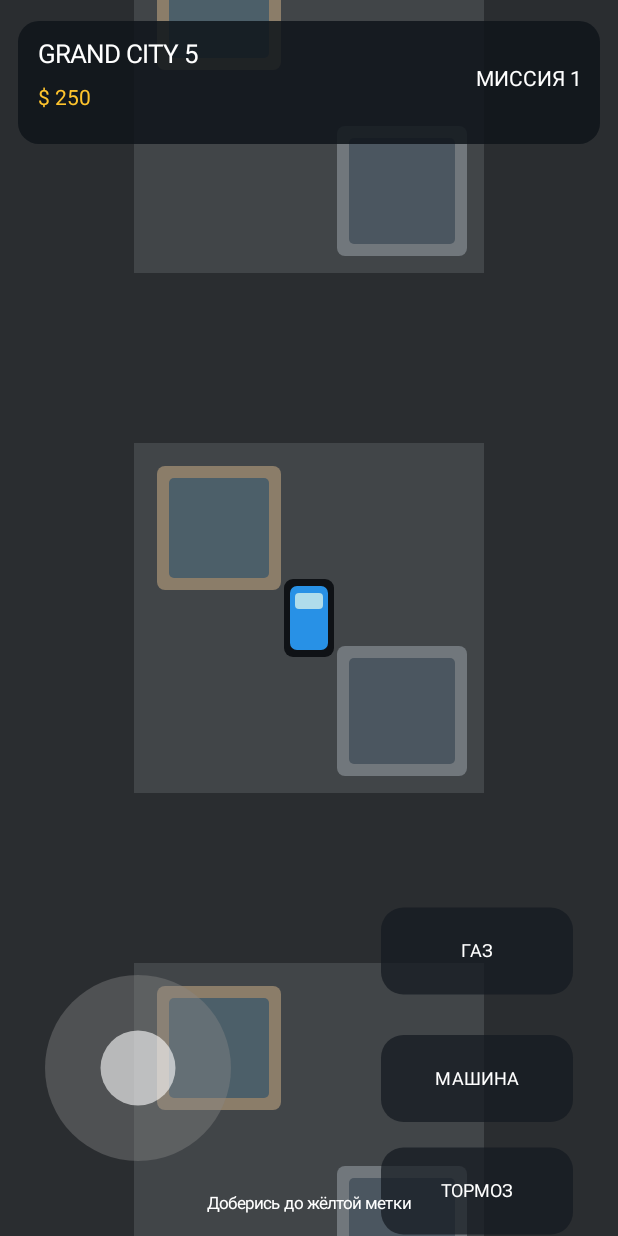
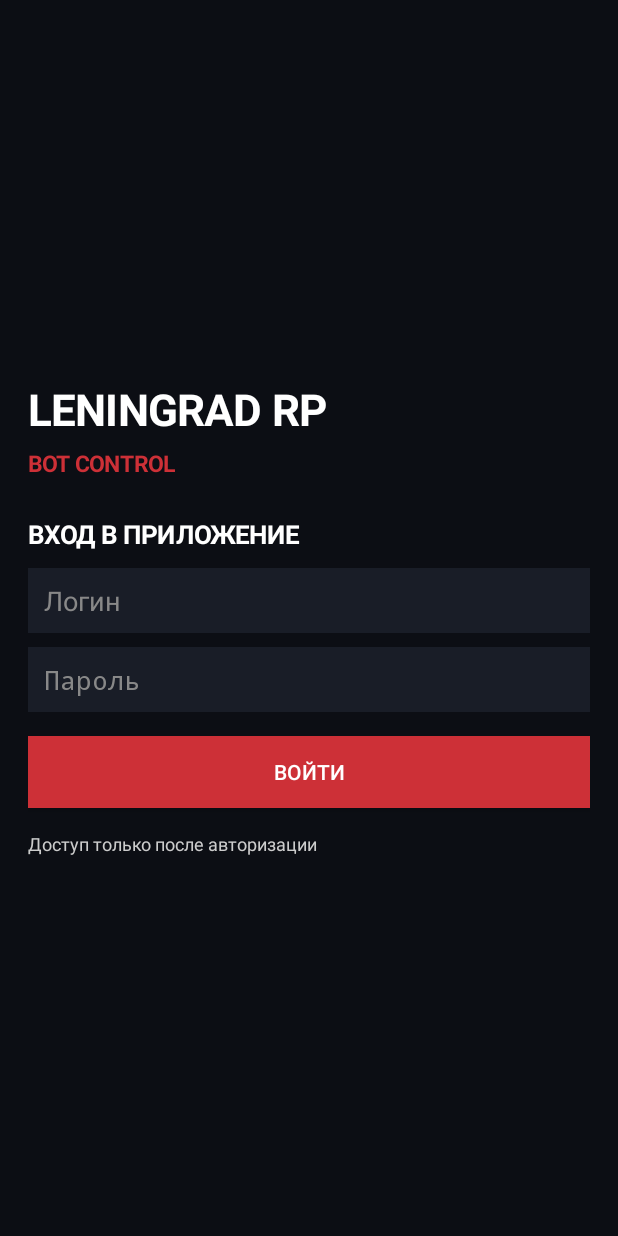
Before and after one commit to k21508811-crypto/LeningradRP_RP, an Android app: the screen it shows after launch (MainActivity), on a phone screen of 412 x 824 dp. Run offline under Robolectric (Android 15) with nearby library versions, the phone set to English and light mode, and no system bars.

Commit message:
Add login and bot activation dashboard

```diff
--- a/app/src/main/java/ru/leningrad/rp/MainActivity.kt
+++ b/app/src/main/java/ru/leningrad/rp/MainActivity.kt
@@ -1,90 +1,215 @@
 package ru.leningrad.rp
 
 import android.app.Activity
+import android.app.AlertDialog
+import android.content.Context
+import android.graphics.Color
+import android.graphics.Typeface
+import android.net.ConnectivityManager
+import android.net.NetworkCapabilities
 import android.os.Bundle
-import android.view.MotionEvent
 import android.view.View
-import android.graphics.Canvas
-import android.graphics.Color
-import android.graphics.Paint
-import kotlin.math.*
+import android.widget.*
+import org.json.JSONObject
+import java.net.HttpURLConnection
+import java.net.URL
+import java.security.MessageDigest
+import java.util.concurrent.Executors
 
 class MainActivity : Activity() {
+    private val worker = Executors.newSingleThreadExecutor()
+    private val bg = Color.rgb(12, 14, 20)
+    private val panel = Color.rgb(25, 29, 39)
+    private val red = Color.rgb(205, 48, 55)
+    private lateinit var status: TextView
+    private lateinit var bridgeInput: EditText
+    private lateinit var activateButton: Button
+
     override fun onCreate(savedInstanceState: Bundle?) {
         super.onCreate(savedInstanceState)
-        window.statusBarColor = Color.rgb(10,13,17)
-        window.navigationBarColor = Color.rgb(10,13,17)
-        window.decorView.systemUiVisibility = View.SYSTEM_UI_FLAG_FULLSCREEN or View.SYSTEM_UI_FLAG_HIDE_NAVIGATION or View.SYSTEM_UI_FLAG_IMMERSIVE_STICKY
-        setContentView(CityGameView(this))
+        window.statusBarColor = bg
+        window.navigationBarColor = bg
+        showLogin()
+    }
+
+    private fun showLogin() {
+        val root = LinearLayout(this).apply {
+            orientation = LinearLayout.VERTICAL
+            gravity = android.view.Gravity.CENTER
+            setPadding(28, 30, 28, 30)
+            setBackgroundColor(bg)
+        }
+        root.addView(label("LENINGRAD RP", 29, Color.WHITE, true))
+        root.addView(label("BOT CONTROL", 15, red, true))
+        root.addView(space(28))
+        root.addView(label("ВХОД В ПРИЛОЖЕНИЕ", 17, Color.WHITE, true))
+        root.addView(space(12))
+        val login = edit("Логин")
+        val password = edit("Пароль").apply {
+            inputType = android.text.InputType.TYPE_CLASS_TEXT or android.text.InputType.TYPE_TEXT_VARIATION_PASSWORD
+        }
+        root.addView(login, matchWrap())
+        root.addView(space(8))
+        root.addView(password, matchWrap())
+        root.addView(space(18))
+        root.addView(actionButton("ВОЙТИ", red) {
+            val userOk = login.text.toString().trim() == "NewBot"
+            val passOk = sha256(password.text.toString()) == PASSWORD_SHA256
+            if (userOk && passOk) showDashboard()
+            else {
+                password.text.clear()
+                Toast.makeText(this, "Неверный логин или пароль", Toast.LENGTH_SHORT).show()
+            }
+        })
+        root.addView(space(18))
+        root.addView(label("Доступ только после авторизации", 12, Color.LTGRAY))
+        setContentView(root)
+    }
+
+    private fun showDashboard() {
+        val root = LinearLayout(this).apply {
+            orientation = LinearLayout.VERTICAL
+            setPadding(22, 28, 22, 24)
+            setBackgroundColor(bg)
+        }
+        val scroll = ScrollView(this)
+        val content = LinearLayout(this).apply { orientation = LinearLayout.VERTICAL }
+        scroll.addView(content)
+        root.addView(scroll, LinearLayout.LayoutParams(-1, 0, 1f))
+        content.addView(label("LENINGRAD RP", 27, Color.WHITE, true))
+        content.addView(label("ПАНЕЛЬ УПРАВЛЕНИЯ DISCORD-БОТОМ", 13, red, true))
+        content.addView(space(22))
+        content.addView(label("СЕТЬ И ПОДКЛЮЧЕНИЕ", 17, Color.WHITE, true))
+        status = label("Нажмите «Активировать бота», чтобы проверить сеть телефона.", 14, Color.LTGRAY)
+        content.addView(status)
+        content.addView(space(14))
+        content.addView(label("HTTPS-адрес моста бота (если настроен)", 13, Color.LTGRAY))
+        bridgeInput = edit("https://ваш-домен.example")
+        bridgeInput.inputType = android.text.InputType.TYPE_CLASS_TEXT or android.text.InputType.TYPE_TEXT_VARIATION_URI
+        content.addView(bridgeInput, matchWrap())
+        content.addView(space(10))
+        activateButton = actionButton("АКТИВИРОВАТЬ БОТА", red) { activateBot() }
+        content.addView(activateButton)
+        content.addView(space(18))
+        content.addView(label("После проверки приложение покажет тип сети, локальный IP и публичный IP. Для реального соединения Discord-боту нужен HTTPS API-мост с маршрутом /activate.", 12, Color.rgb(155, 164, 180)))
+        content.addView(space(18))
+        content.addView(actionButton("ВЫЙТИ ИЗ АККАУНТА", Color.rgb(65, 70, 82)) { showLogin() })
+        setContentView(root)
+    }
+
+    private fun activateBot() {
+        activateButton.isEnabled = false
+        status.text = "Проверяем подключение к сети…"
+        val bridge = bridgeInput.text.toString().trim().trimEnd('/')
+        worker.execute {
+            val network = networkInfo()
+            val publicIp = fetchPublicIp()
+            val summary = "Тип сети: ${network.first}\nЛокальный IP: ${network.second}\nПубличный IP: ${publicIp ?: "не определён"}"
+            var message = summary
+            if (bridge.isEmpty()) {
+                message += "\n\nСеть обнаружена. Адрес HTTPS-моста не задан, поэтому бот пока не подключён."
+            } else if (!bridge.startsWith("https://")) {
+                message += "\n\nДля безопасности укажите HTTPS-адрес моста."
+            } else {
+                val response = postActivation(bridge, network.first, network.second, publicIp)
+                message += if (response == null) "\n\nНе удалось связаться с мостом бота. Проверьте адрес и доступность API."
+                else "\n\nОтвет моста: " + response.optString("message", response.toString())
+            }
+            runOnUiThread {
+                status.text = message
+                activateButton.isEnabled = true
+            }
+        }
+    }
+
+    private fun networkInfo(): Pair<String, String> {
+        val cm = getSystemService(Context.CONNECTIVITY_SERVICE) as ConnectivityManager
+        val net = cm.activeNetwork ?: return Pair("Нет подключения", "—")
+        val caps = cm.getNetworkCapabilities(net)
+        val type = when {
+            caps == null -> "Неизвестная сеть"
+            caps.hasTransport(NetworkCapabilities.TRANSPORT_WIFI) -> "Wi-Fi"
+            caps.hasTransport(NetworkCapabilities.TRANSPORT_CELLULAR) -> "Мобильный интернет"
+            caps.hasTransport(NetworkCapabilities.TRANSPORT_ETHERNET) -> "Ethernet"
+            else -> "Другая сеть"
+        }
+        val localIp = cm.getLinkProperties(net)?.linkAddresses
+            ?.mapNotNull { it.address.hostAddress }
+            ?.firstOrNull { it.contains('.') && !it.startsWith("127.") } ?: "не определён"
+        return Pair(type, localIp)
+    }
+
+    private fun fetchPublicIp(): String? = try {
+        val conn = (URL("https://api.ipify.org").openConnection() as HttpURLConnection).apply {
+            connectTimeout = 7000
+            readTimeout = 7000
+        }
+        val value = conn.inputStream.bufferedReader().use { it.readText().trim() }
+        conn.disconnect()
+        value.takeIf { it.length <= 64 }
+    } catch (_: Exception) { null }
+
+    private fun postActivation(base: String, type: String, localIp: String, publicIp: String?): JSONObject? = try {
+        val url = URL(base + "/activate")
+        val conn = (url.openConnection() as HttpURLConnection).apply {
+            requestMethod = "POST"
+            connectTimeout = 10000
+            readTimeout = 12000
+            doOutput = true
+            setRequestProperty("Content-Type", "application/json; charset=utf-8")
+        }
+        val body = JSONObject()
+            .put("network_type", type)
+            .put("local_ip", localIp)
+            .put("public_ip", publicIp ?: JSONObject.NULL)
+        conn.outputStream.use { it.write(body.toString().toByteArray(Charsets.UTF_8)) }
+        val stream = if (conn.responseCode in 200..299) conn.inputStream else conn.errorStream
+        val text = stream?.bufferedReader()?.use { it.readText() } ?: "{}"
+        conn.disconnect()
+        JSONObject(text)
+    } catch (_: Exception) { null }
+
+    private fun sha256(value: String): String {
+        val bytes = MessageDigest.getInstance("SHA-256").digest(value.toByteArray(Charsets.UTF_8))
+        return bytes.joinToString("") { "%02x".format(it) }
+    }
+
+    private fun edit(hintText: String) = EditText(this).apply {
+        hint = hintText
+        setSingleLine(true)
+        setTextColor(Color.WHITE)
+        setHintTextColor(Color.GRAY)
+        setPadding(16, 14, 16, 14)
+        setBackgroundColor(panel)
+    }
+
+    private fun actionButton(title: String, color: Int, click: () -> Unit) = Button(this).apply {
+        text = title
+        setTextColor(Color.WHITE)
+        setBackgroundColor(color)
+        isAllCaps = false
+        textSize = 14f
+        setOnClickListener { click() }
+    }
+
+    private fun label(value: String, size: Int, color: Int, bold: Boolean = false) = TextView(this).apply {
+        text = value
+        textSize = size.toFloat()
+        setTextColor(color)
+        if (bold) setTypeface(null, Typeface.BOLD)
+        setPadding(0, 5, 0, 5)
+    }
+
+    private fun space(height: Int) = View(this).apply {
+        layoutParams = LinearLayout.LayoutParams(1, height)
+    }
+
+    private fun matchWrap() = LinearLayout.LayoutParams(-1, -2).apply {
+        bottomMargin = 6
+    }
+
+    companion object {
+        // SHA-256 of the temporary test password "NewBot".
+        private const val PASSWORD_SHA256 = "3ad1c02a5bea15fd2371ad1e62ec0b8c1c718fc346db630872a4fe117b3bdd76"
     }
 }
-private class CityGameView(context: android.content.Context) : View(context) {
-    private val p = Paint(Paint.ANTI_ALIAS_FLAG)
-    private var x = 0f; private var y = 0f; private var angle = 0f
-    private var inCar = false; private var speed = 0f; private var cash = 250; private var mission = 0
-    private var dx = 0f; private var dy = 0f; private var gas = false; private var brake = false
-    private var last = System.nanoTime()
-    private val d = resources.displayMetrics.density
-    private fun dp(v: Float) = v*d
-    override fun onDraw(c: Canvas) {
-        val dt=((System.nanoTime()-last)/1e9f).coerceIn(0f,.05f); last=System.nanoTime()
-        if(inCar){ if(gas) speed=(speed+260*dt).coerceAtMost(430f) else speed*=.985f; if(brake)speed*=.9f
-            angle+=dx*dt*2.2f; x+=sin(angle)*speed*dt; y-=cos(angle)*speed*dt
-        } else { x+=dx*155f*dt; y+=dy*155f*dt }
-        val tx=420f+mission*520f; val ty=-260f+mission*360f
-        if(hypot(x-tx,y-ty)<85f){cash+=500;mission++}
-        c.drawColor(Color.rgb(45,91,63))
-        c.save(); c.translate(width/2f-x,height/2f-y); city(c); p.color=Color.rgb(255,196,45); c.drawCircle(tx,ty,32f,p)
-        p.color=Color.BLACK;p.textSize=26f;p.textAlign=Paint.Align.CENTER;c.drawText("$",tx,ty+9,p)
-        c.save();c.rotate(Math.toDegrees(angle.toDouble()).toFloat(),x,y)
-        rect(c,Color.rgb(15,18,22),x-25,y-39,x+25,y+39,9f)
-        rect(c,if(inCar)Color.rgb(210,45,45) else Color.rgb(40,145,230),x-19,y-32,x+19,y+32,7f)
-        rect(c,Color.rgb(175,220,235),x-14,y-25,x+14,y-9,4f);c.restore();c.restore()
-        hud(c);postInvalidateDelayed(16)
-    }
-    private fun rect(c:Canvas,col:Int,l:Float,t:Float,r:Float,b:Float,rad:Float=0f){p.color=col;c.drawRoundRect(l,t,r,b,rad,rad,p)}
-    private fun city(c:Canvas){
-        val left=x-width-700f;val right=x+width+700f;val top=y-height-700f;val bottom=y+height+700f
-        var bx=floor(left/520f).toInt()*520f
-        while(bx<right){var by=floor(top/520f).toInt()*520f
-            while(by<bottom){
-                rect(c,Color.rgb(65,69,72),bx,by,bx+520,by+520)
-                rect(c,Color.rgb(42,45,48),bx+175,by,bx+345,by+520)
-                rect(c,Color.rgb(42,45,48),bx,by+175,bx+520,by+345)
-                rect(c,Color.rgb(113,119,124),bx+28,by+28,bx+158,by+158,8f)
-                rect(c,Color.rgb(75,86,96),bx+40,by+40,bx+146,by+146,5f)
-                rect(c,Color.rgb(139,125,105),bx+368,by+368,bx+492,by+492,8f)
-                rect(c,Color.rgb(76,95,105),bx+380,by+380,bx+480,by+480,5f)
-                by+=520f
-            };bx+=520f
-        }
-    }
-    private fun hud(c:Canvas){
-        rect(c,0xDD10151B.toInt(),dp(12f),dp(14f),width-dp(12f),dp(96f),dp(14f))
-        p.color=Color.WHITE;p.textAlign=Paint.Align.LEFT;p.textSize=dp(17f);c.drawText("GRAND CITY 5",dp(25f),dp(42f),p)
-        p.color=Color.rgb(255,196,45);p.textSize=dp(14f);c.drawText("$ $cash",dp(25f),dp(70f),p)
-        p.color=Color.WHITE;p.textAlign=Paint.Align.RIGHT;c.drawText("МИССИЯ "+(mission+1),width-dp(24f),dp(57f),p)
-        p.color=0x66888888.toInt();c.drawCircle(dp(92f),height-dp(112f),dp(62f),p)
-        p.color=0x99FFFFFF.toInt();c.drawCircle(dp(92f)+dx*dp(25f),height-dp(112f)+dy*dp(25f),dp(25f),p)
-        button(c,width-dp(94f),height-dp(190f),"ГАЗ",gas);button(c,width-dp(94f),height-dp(105f),if(inCar)"ВЫЙТИ" else "МАШИНА",false);button(c,width-dp(94f),height-dp(30f),"ТОРМОЗ",brake)
-        p.color=Color.WHITE;p.textSize=dp(11f);p.textAlign=Paint.Align.CENTER;c.drawText("Доберись до жёлтой метки",width/2f,height-dp(18f),p)
-    }
-    private fun button(c:Canvas,cx:Float,cy:Float,label:String,active:Boolean){
-        p.color=if(active)0xDDC93636.toInt() else 0xBB151B22.toInt()
-        c.drawRoundRect(cx-dp(64f),cy-dp(29f),cx+dp(64f),cy+dp(29f),dp(15f),dp(15f),p)
-        p.color=Color.WHITE;p.textSize=dp(12f);p.textAlign=Paint.Align.CENTER;c.drawText(label,cx,cy+dp(4f),p)
-    }
-    override fun onTouchEvent(e:MotionEvent):Boolean{
-        val w=width.toFloat();val h=height.toFloat()
-        when(e.actionMasked){
-            MotionEvent.ACTION_DOWN,MotionEvent.ACTION_POINTER_DOWN,MotionEvent.ACTION_MOVE->{
-                dx=0f;dy=0f;gas=false;brake=false
-                for(i in 0 until e.pointerCount){val tx=e.getX(i);val ty=e.getY(i)
-                    if(tx<w*.48f&&ty>h*.55f){dx=((tx-dp(92f))/dp(55f)).coerceIn(-1f,1f);dy=((ty-(h-dp(112f)))/dp(55f)).coerceIn(-1f,1f)}
-                    else if(tx>w*.55f){if(ty>h-dp(65f))brake=true else if(ty>h-dp(145f)){inCar=!inCar;speed=0f}else gas=true}
-                }
-            }
-            MotionEvent.ACTION_UP,MotionEvent.ACTION_CANCEL,MotionEvent.ACTION_POINTER_UP->{dx=0f;dy=0f;gas=false;brake=false}
-        };return true
-    }
-}
```
